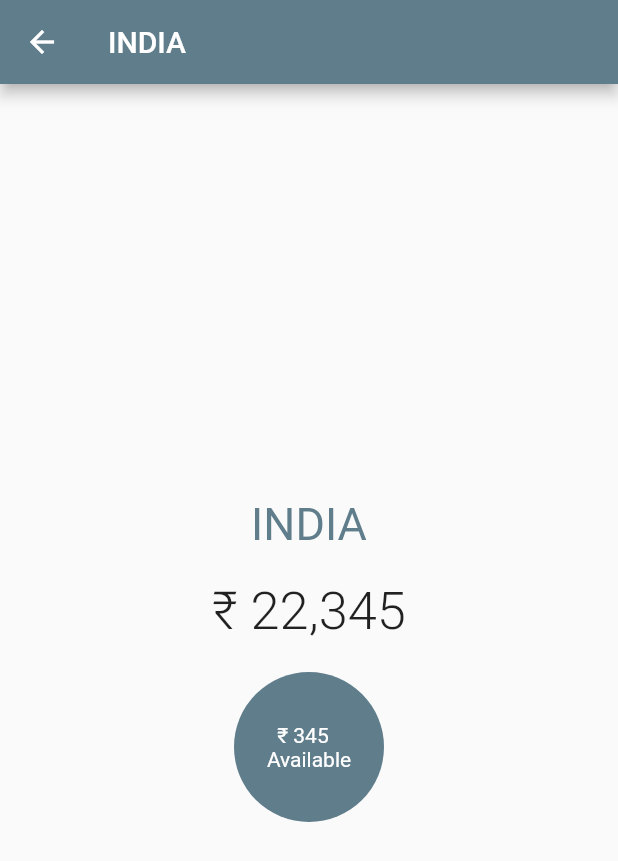
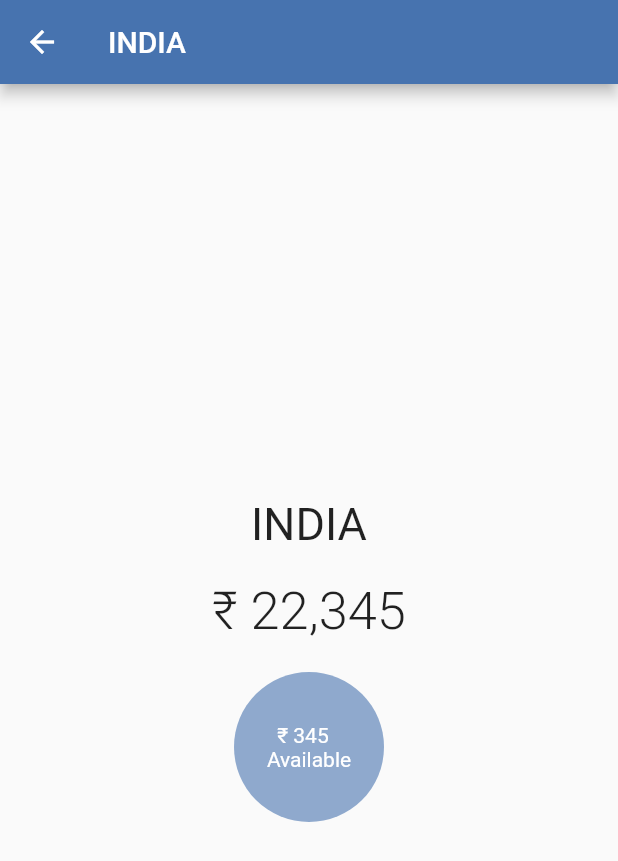
Before and after one commit to Wise-Economy/strabo, a Flutter app: the HomeScreen screen opened directly, after a tap on "INDIA", on a phone screen of 412 x 824 dp. Shown: the top 861 px of the screen. Run offline on Flutter 3.47's test engine with Material 2 defaults, Android fonts, the phone set to English and light mode, and no system bars; our stand-ins replace flutter_svg, google_sign_in; network calls fail.

```diff
--- /dev/null
+++ b/lib/models/AppData.dart
@@ -0,0 +1,5 @@
+import 'package:google_sign_in/google_sign_in.dart';
+
+class AppData {
+  GoogleSignInAccount currentUser;
+}
--- /dev/null
+++ b/lib/models/Country.dart
@@ -0,0 +1,6 @@
+class Country {
+  String name;
+  String flag;
+
+  Country(this.name, this.flag);
+}
--- /dev/null
+++ b/lib/screens/CountryScreen.dart
@@ -0,0 +1,57 @@
+import 'package:flutter/material.dart';
+
+import '../models/Country.dart';
+
+class CountryScreen extends StatelessWidget {
+  final Country country;
+
+  CountryScreen(this.country);
+
+  @override
+  Widget build(BuildContext context) {
+    return Scaffold(
+      appBar: AppBar(
+        title: Text('${country.name}'),
+      ),
+      body: SafeArea(
+        child: Center(
+          child: Column(
+            mainAxisAlignment: MainAxisAlignment.center,
+            crossAxisAlignment: CrossAxisAlignment.center,
+            children: <Widget>[
+              Text(
+                '${country.name}',
+                style: TextStyle(
+                    fontWeight: FontWeight.w400,
+                    fontSize: 30,
+                    color: Theme.of(context).textTheme.bodyText1.color),
+              ),
+              SizedBox(
+                height: 20,
+              ),
+              Text(
+                '₹ 22,345',
+                style: TextStyle(fontWeight: FontWeight.w300, fontSize: 35),
+              ),
+              SizedBox(
+                height: 20,
+              ),
+              Container(
+                height: 100,
+                width: 100,
+                decoration: BoxDecoration(
+                    color:Theme.of(context).accentColor, shape: BoxShape.circle),
+                child: Center(
+                  child: Text(
+                    '  ₹ 345\nAvailable',
+                    style: TextStyle(color: Colors.white),
+                  ),
+                ),
+              )
+            ],
+          ),
+        ),
+      ),
+    );
+  }
+}
--- a/lib/screens/Home.dart
+++ /dev/null
@@ -1,249 +0,0 @@
-import 'package:flutter/material.dart';
-
-import 'package:flutter_svg/flutter_svg.dart';
-
-class HomeScreen extends StatefulWidget {
-  @override
-  _HomeScreenState createState() => _HomeScreenState();
-}
-
-class _HomeScreenState extends State<HomeScreen> {
-  int _seletedTab = 0;
-
-  final List<Widget> _tabs = [
-    HomeTab(),
-    Container(
-      child: Center(
-        child: Text('Remitance/Transfer'),
-      ),
-    ),
-    Container(
-      child: Center(
-        child: Text('Add Accounts'),
-      ),
-    ),
-    Container(
-      child: Center(
-        child: Text('Profile'),
-      ),
-    )
-  ];
-
-  @override
-  Widget build(BuildContext context) {
-    return Scaffold(
-      appBar: AppBar(
-        title: Text('Global Dasboard'),
-      ),
-      body: Center(
-        child: AnimatedSwitcher(
-          child: _tabs[_seletedTab],
-          duration: Duration(milliseconds: 300),
-        ),
-      ),
-      bottomNavigationBar: BottomNavigationBar(
-        type: BottomNavigationBarType.fixed,
-        showSelectedLabels: false,
-        showUnselectedLabels: false,
-        currentIndex: _seletedTab,
-        onTap: (index) {
-          setState(() {
-            _seletedTab = index;
-          });
-        },
-        items: [
-          BottomNavigationBarItem(
-            title: Text('Home'),
-            icon: SvgPicture.asset('assets/feather/home.svg',
-                color:
-                    _seletedTab == 0 ? Theme.of(context).primaryColor : null),
-          ),
-          BottomNavigationBarItem(
-            title: Text('Account'),
-            icon: SvgPicture.asset('assets/feather/arrow-right.svg',
-                color:
-                    _seletedTab == 1 ? Theme.of(context).primaryColor : null),
-          ),
-          BottomNavigationBarItem(
-            title: Text('Account'),
-            icon: SvgPicture.asset('assets/feather/plus.svg',
-                color:
-                    _seletedTab == 2 ? Theme.of(context).primaryColor : null),
-          ),
-          BottomNavigationBarItem(
-            title: Text('Account'),
-            icon: SvgPicture.asset('assets/feather/user.svg',
-                color:
-                    _seletedTab == 3 ? Theme.of(context).primaryColor : null),
-          )
-        ],
-      ),
-    );
-  }
-}
-
-class Country {
-  String name;
-  String flag;
-
-  Country(this.name, this.flag);
-}
-
-class HomeTab extends StatefulWidget {
-  @override
-  _HomeTabState createState() => _HomeTabState();
-}
-
-class _HomeTabState extends State<HomeTab> {
-  final List<Country> _countries = [
-    Country('INDIA',
-        'https://upload.wikimedia.org/wikipedia/en/thumb/4/41/Flag_of_India.svg/1200px-Flag_of_India.svg.png'),
-    Country('GERMANY',
-        'https://upload.wikimedia.org/wikipedia/en/thumb/b/ba/Flag_of_Germany.svg/1200px-Flag_of_Germany.svg.png'),
-  ];
-
-  @override
-  Widget build(BuildContext context) {
-    return ListView.separated(
-      itemCount: _countries.length,
-      separatorBuilder: (BuildContext context, index) => Divider(),
-      itemBuilder: (BuildContext context, index) {
-        Country country = _countries[index];
-        return InkWell(
-          onTap: () {
-            Navigator.push(
-              context,
-              MaterialPageRoute(
-                builder: (context) => CountryScreen(_countries[index]),
-              ),
-            );
-          },
-          highlightColor: Colors.transparent,
-          child: Padding(
-            padding: const EdgeInsets.all(10.0),
-            child: Column(
-              mainAxisAlignment: MainAxisAlignment.center,
-              crossAxisAlignment: CrossAxisAlignment.stretch,
-              children: <Widget>[
-                Row(
-                  crossAxisAlignment: CrossAxisAlignment.center,
-                  children: <Widget>[
-                    Text(
-                      country.name,
-                      style: TextStyle(
-                          fontSize: 30,
-                          fontWeight: FontWeight.normal,
-                          color: Theme.of(context).primaryColor),
-                    ),
-                    Spacer(),
-                    Image.network(
-                      country.flag,
-                      height: 35,
-                      width: 70,
-                    )
-                  ],
-                ),
-                Text(
-                  '₹ 22,345',
-                  style: TextStyle(fontSize: 25, fontWeight: FontWeight.w300),
-                ),
-                RichText(
-                  text: TextSpan(
-                    text: 'Available           : ',
-                    style: DefaultTextStyle.of(context)
-                        .style
-                        .copyWith(fontSize: 18, fontWeight: FontWeight.w300),
-                    children: <TextSpan>[
-                      TextSpan(
-                        text: '₹ 50,000',
-                        style: TextStyle(
-                            fontSize: 18, fontWeight: FontWeight.w300),
-                      ),
-                    ],
-                  ),
-                ),
-                RichText(
-                  text: TextSpan(
-                    text: 'Credit pending : ',
-                    style: DefaultTextStyle.of(context)
-                        .style
-                        .copyWith(fontSize: 18, fontWeight: FontWeight.w300),
-                    children: <TextSpan>[
-                      TextSpan(
-                        text: '₹ 100,000',
-                        style: TextStyle(
-                            fontSize: 18, fontWeight: FontWeight.w300),
-                      ),
-                    ],
-                  ),
-                ),
-                Text(
-                  'LAST UPDATED ON 24th Apr 2020',
-                  textAlign: TextAlign.end,
-                  style: TextStyle(
-                      fontSize: 10,
-                      fontWeight: FontWeight.w300,
-                      color: Colors.grey),
-                )
-              ],
-            ),
-          ),
-        );
-      },
-    );
-  }
-}
-
-class CountryScreen extends StatelessWidget {
-  final Country country;
-
-  CountryScreen(this.country);
-
-  @override
-  Widget build(BuildContext context) {
-    return Scaffold(
-      appBar: AppBar(
-        title: Text('${country.name}'),
-      ),
-      body: SafeArea(
-        child: Center(
-          child: Column(
-            mainAxisAlignment: MainAxisAlignment.center,
-            crossAxisAlignment: CrossAxisAlignment.center,
-            children: <Widget>[
-              Text(
-                '${country.name}',
-                style: TextStyle(
-                    fontWeight: FontWeight.w400,
-                    fontSize: 30,
-                    color: Colors.blueGrey),
-              ),
-              SizedBox(
-                height: 20,
-              ),
-              Text(
-                '₹ 22,345',
-                style: TextStyle(fontWeight: FontWeight.w300, fontSize: 35),
-              ),
-              SizedBox(
-                height: 20,
-              ),
-              Container(
-                height: 100,
-                width: 100,
-                decoration: BoxDecoration(
-                    color: Colors.blueGrey, shape: BoxShape.circle),
-                child: Center(
-                  child: Text(
-                    '  ₹ 345\nAvailable',
-                    style: TextStyle(color: Colors.white),
-                  ),
-                ),
-              )
-            ],
-          ),
-        ),
-      ),
-    );
-  }
-}
--- /dev/null
+++ b/lib/screens/HomeScreen.dart
@@ -0,0 +1,95 @@
+import 'package:finwise/models/Country.dart';
+import 'package:flutter/material.dart';
+
+import 'package:flutter_svg/flutter_svg.dart';
+
+import '../screens/tabs/HomeTab.dart';
+import '../screens/tabs/ProfileTab.dart';
+
+class HomeScreen extends StatefulWidget {
+  @override
+  _HomeScreenState createState() => _HomeScreenState();
+}
+
+class _HomeScreenState extends State<HomeScreen> {
+  int _seletedTab = 0;
+
+  final _tabsTitles = [
+    "Home",
+    "Remitance/Transfer",
+    "Add Accounts",
+    "Profile & Settings"
+  ];
+  final List<Widget> _tabs = [
+    HomeTab(),
+    Container(
+      child: Center(
+        child: Text('Remitance/Transfer'),
+      ),
+    ),
+    Container(
+      child: Center(
+        child: Text('Add Accounts'),
+      ),
+    ),
+    ProfileTab()
+  ];
+
+  @override
+  Widget build(BuildContext context) {
+    return Scaffold(
+      appBar: AppBar(
+        elevation: 2,
+        title: Text(
+          _tabsTitles[_seletedTab],
+          style: TextStyle(
+            fontWeight: FontWeight.w400,
+          ),
+        ),
+      ),
+      body: Center(
+        child: AnimatedSwitcher(
+          child: _tabs[_seletedTab],
+          duration: Duration(milliseconds: 300),
+        ),
+      ),
+      bottomNavigationBar: BottomNavigationBar(
+        type: BottomNavigationBarType.fixed,
+        showSelectedLabels: false,
+        showUnselectedLabels: false,
+        currentIndex: _seletedTab,
+        onTap: (index) {
+          setState(() {
+            _seletedTab = index;
+          });
+        },
+        items: [
+          BottomNavigationBarItem(
+            title: Text('Home'),
+            icon: SvgPicture.asset('assets/feather/home.svg',
+                color:
+                    _seletedTab == 0 ? Theme.of(context).primaryColor : null),
+          ),
+          BottomNavigationBarItem(
+            title: Text('Account'),
+            icon: SvgPicture.asset('assets/feather/arrow-right.svg',
+                color:
+                    _seletedTab == 1 ? Theme.of(context).primaryColor : null),
+          ),
+          BottomNavigationBarItem(
+            title: Text('Account'),
+            icon: SvgPicture.asset('assets/feather/plus.svg',
+                color:
+                    _seletedTab == 2 ? Theme.of(context).primaryColor : null),
+          ),
+          BottomNavigationBarItem(
+            title: Text('Account'),
+            icon: SvgPicture.asset('assets/feather/user.svg',
+                color:
+                    _seletedTab == 3 ? Theme.of(context).primaryColor : null),
+          )
+        ],
+      ),
+    );
+  }
+}
--- a/lib/screens/passcode.dart
+++ b/lib/screens/PasscodeScreen.dart
@@ -1,7 +1,7 @@
 import 'package:flutter/material.dart';
 import 'package:flutter_svg/flutter_svg.dart';
 
-import '../screens/Home.dart';
+import '../screens/HomeScreen.dart';
 
 class PasscodeScreen extends StatefulWidget {
   @override
--- /dev/null
+++ b/lib/screens/tabs/HomeTab.dart
@@ -0,0 +1,112 @@
+import 'package:flutter/material.dart';
+
+import '../../models/Country.dart';
+import '../../screens/CountryScreen.dart';
+
+class HomeTab extends StatefulWidget {
+  @override
+  _HomeTabState createState() => _HomeTabState();
+}
+
+class _HomeTabState extends State<HomeTab> {
+  final List<Country> _countries = [
+    Country('INDIA',
+        'https://upload.wikimedia.org/wikipedia/en/thumb/4/41/Flag_of_India.svg/1200px-Flag_of_India.svg.png'),
+    Country('GERMANY',
+        'https://upload.wikimedia.org/wikipedia/en/thumb/b/ba/Flag_of_Germany.svg/1200px-Flag_of_Germany.svg.png'),
+  ];
+
+  @override
+  Widget build(BuildContext context) {
+    return ListView.separated(
+      itemCount: _countries.length,
+      separatorBuilder: (BuildContext context, index) => Divider(height: 0,),
+      itemBuilder: (BuildContext context, index) {
+        Country country = _countries[index];
+        return InkWell(
+          onTap: () {
+            Navigator.push(
+              context,
+              MaterialPageRoute(
+                builder: (context) => CountryScreen(_countries[index]),
+              ),
+            );
+          },
+          highlightColor: Colors.transparent,
+          child: Container(
+            color: Colors.white,
+            child: Padding(
+              padding: const EdgeInsets.all(10.0),
+              child: Column(
+                mainAxisAlignment: MainAxisAlignment.center,
+                crossAxisAlignment: CrossAxisAlignment.stretch,
+                children: <Widget>[
+                  Row(
+                    crossAxisAlignment: CrossAxisAlignment.center,
+                    children: <Widget>[
+                      Text(
+                        country.name,
+                        style: TextStyle(
+                            fontSize: 30,
+                            fontWeight: FontWeight.normal,
+                            color: Theme.of(context).primaryColor),
+                      ),
+                      Spacer(),
+                      Image.network(
+                        country.flag,
+                        height: 35,
+                        width: 70,
+                      )
+                    ],
+                  ),
+                  Text(
+                    '₹ 22,345',
+                    style: TextStyle(fontSize: 25, fontWeight: FontWeight.w300),
+                  ),
+                  RichText(
+                    text: TextSpan(
+                      text: 'Available           : ',
+                      style: DefaultTextStyle.of(context)
+                          .style
+                          .copyWith(fontSize: 18, fontWeight: FontWeight.w300),
+                      children: <TextSpan>[
+                        TextSpan(
+                          text: '₹ 50,000',
+                          style: TextStyle(
+                              fontSize: 18, fontWeight: FontWeight.w300),
+                        ),
+                      ],
+                    ),
+                  ),
+                  RichText(
+                    text: TextSpan(
+                      text: 'Credit pending : ',
+                      style: DefaultTextStyle.of(context)
+                          .style
+                          .copyWith(fontSize: 18, fontWeight: FontWeight.w300),
+                      children: <TextSpan>[
+                        TextSpan(
+                          text: '₹ 100,000',
+                          style: TextStyle(
+                              fontSize: 18, fontWeight: FontWeight.w300),
+                        ),
+                      ],
+                    ),
+                  ),
+                  Text(
+                    'LAST UPDATED ON 24th Apr 2020',
+                    textAlign: TextAlign.end,
+                    style: TextStyle(
+                        fontSize: 10,
+                        fontWeight: FontWeight.w300,
+                        color: Colors.grey),
+                  )
+                ],
+              ),
+            ),
+          ),
+        );
+      },
+    );
+  }
+}
--- a/pubspec.yaml
+++ b/pubspec.yaml
@@ -29,6 +29,7 @@ dependencies:
   # Use with the CupertinoIcons class for iOS style icons.
   cupertino_icons: ^0.1.3
   google_sign_in: ^4.5.1
+  provider: ^4.1.2
 
 dev_dependencies:
   flutter_test:
```
Also changed, not shown: lib/main.dart (+31 -6 lines), lib/screens/InitScreen.dart (renamed from lib/screens/Init.dart, +9 -3 lines), lib/screens/tabs/ProfileTab.dart (added, +48 -0 lines), pubspec.lock.
